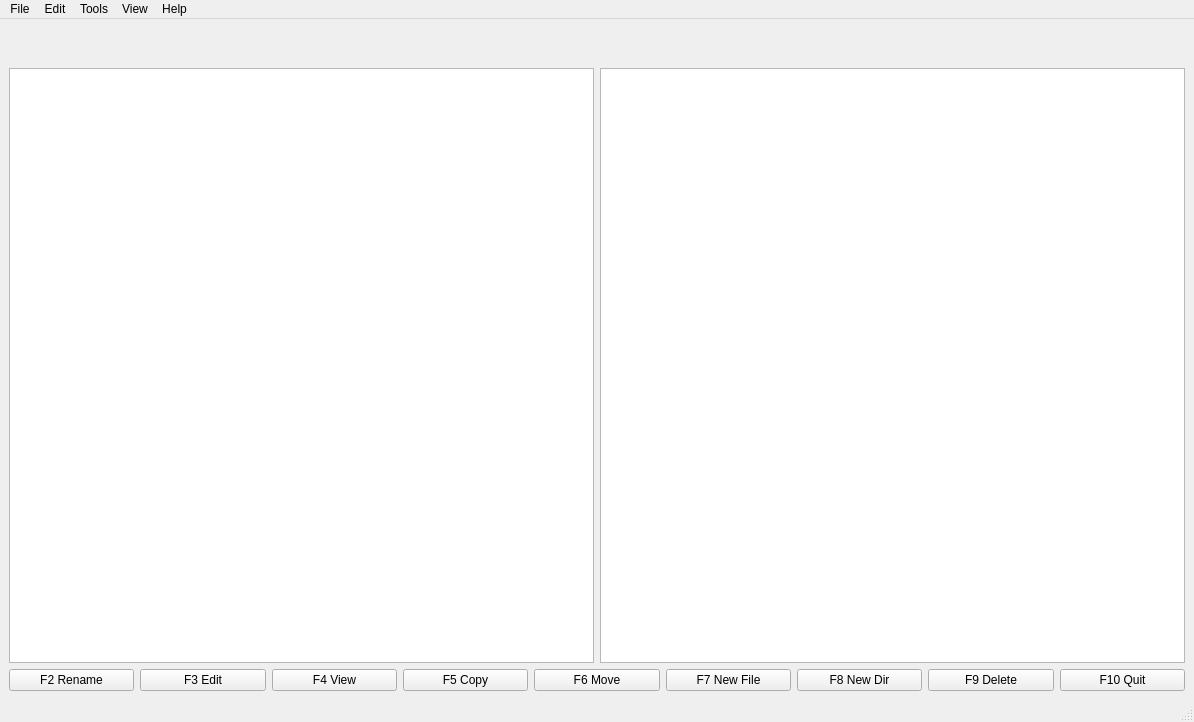
Qt form mainwindow.ui (LebyakMarki/File_Manager_OS) before a commit.
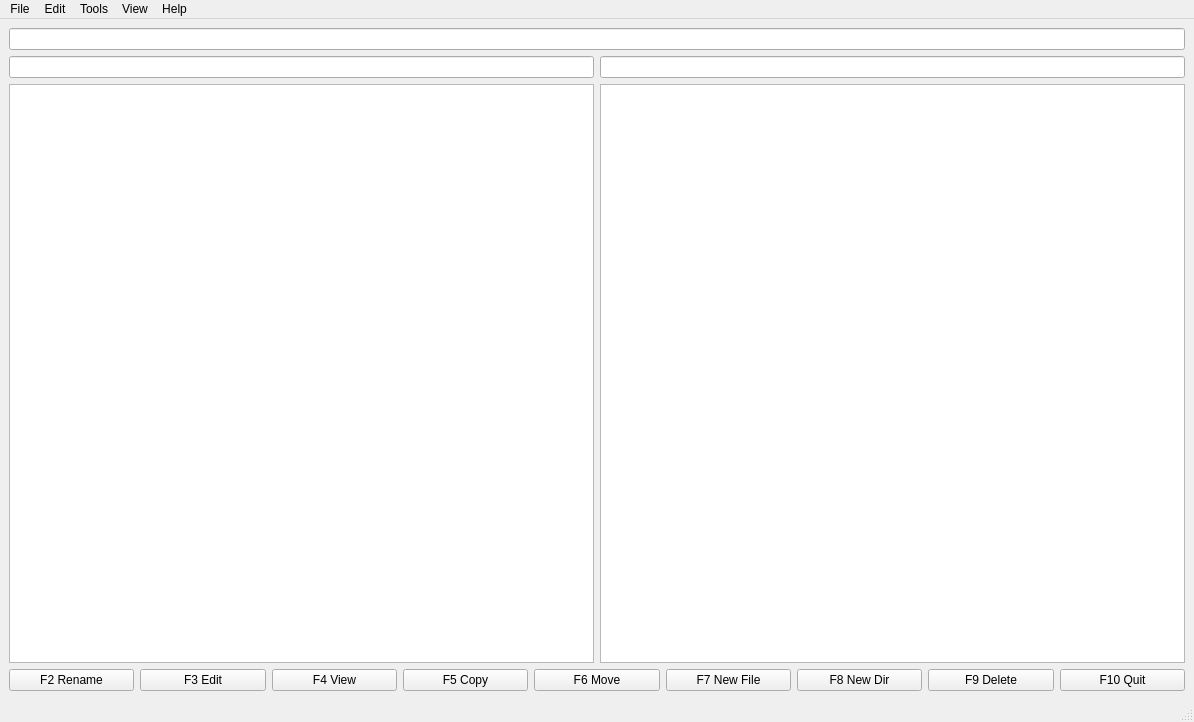
The same form after that commit. Icons and pictures are not drawn.

The edit to the form file:
```diff
--- a/mainwindow.ui
+++ b/mainwindow.ui
@@ -16,14 +16,16 @@
   <widget class="QWidget" name="centralwidget">
    <layout class="QGridLayout" name="gridLayout">
     <item row="1" column="0">
-     <widget class="QLabel" name="left_path">
-      <property name="text">
-       <string/>
-      </property>
-      <property name="alignment">
-       <set>Qt::AlignCenter</set>
-      </property>
-     </widget>
+     <widget class="QLineEdit" name="left_path"/>
+    </item>
+    <item row="1" column="1">
+     <widget class="QLineEdit" name="right_path"/>
+    </item>
+    <item row="2" column="0">
+     <widget class="QTableView" name="tableView_1"/>
+    </item>
+    <item row="2" column="1">
+     <widget class="QTableView" name="tableView_2"/>
     </item>
     <item row="3" column="0" colspan="2">
      <layout class="QHBoxLayout" name="horizontalLayout">
@@ -92,34 +94,8 @@
       </item>
      </layout>
     </item>
-    <item row="1" column="1">
-     <widget class="QLabel" name="right_path">
-      <property name="text">
-       <string/>
-      </property>
-      <property name="alignment">
-       <set>Qt::AlignCenter</set>
-      </property>
-     </widget>
-    </item>
-    <item row="2" column="1">
-     <widget class="QTableView" name="tableView_2"/>
-    </item>
     <item row="0" column="0" colspan="2">
-     <widget class="QLabel" name="available_storage">
-      <property name="autoFillBackground">
-       <bool>true</bool>
-      </property>
-      <property name="text">
-       <string/>
-      </property>
-      <property name="alignment">
-       <set>Qt::AlignCenter</set>
-      </property>
-     </widget>
-    </item>
-    <item row="2" column="0">
-     <widget class="QTableView" name="tableView_1"/>
+     <widget class="QLineEdit" name="available_storage"/>
     </item>
    </layout>
   </widget>
```
